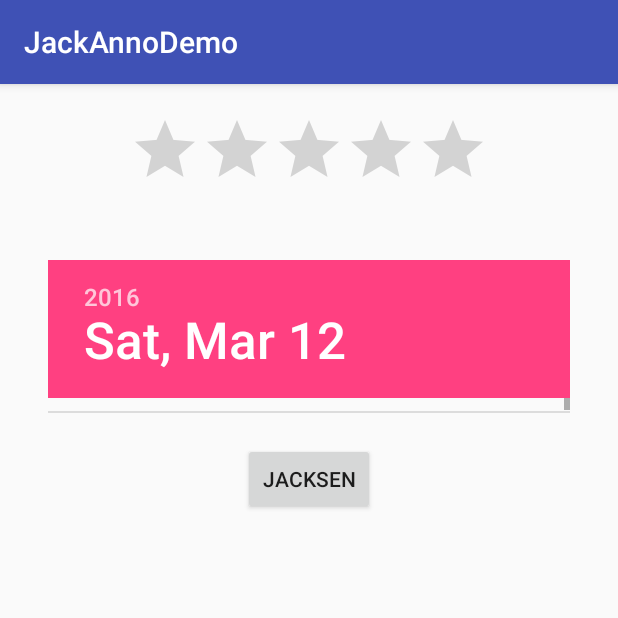
After one commit to crazy1235/JackAnnoDemo, an Android app: the OtherActivity screen opened directly, with no data from a screen before it, on a phone screen of 412 x 824 dp, the top half of it. The commit adds this screen. Run offline under Robolectric (Android 15) with nearby library versions, the phone set to English and light mode, and no system bars.

Commit message:
update jackanno

```diff
--- a/app/build.gradle
+++ b/app/build.gradle
@@ -22,6 +22,7 @@ android {
 dependencies {
     compile fileTree(dir: 'libs', include: ['*.jar'])
     testCompile 'junit:junit:4.12'
+    compile project(':jackanno')
     compile 'com.android.support:appcompat-v7:23.2.0'
-    compile project(':jackanno')
+    compile 'com.android.support:support-v4:23.2.0'
 }
--- a/app/src/main/AndroidManifest.xml
+++ b/app/src/main/AndroidManifest.xml
@@ -15,6 +15,7 @@
                 <category android:name="android.intent.category.LAUNCHER" />
             </intent-filter>
         </activity>
+        <activity android:name=".OtherActivity"></activity>
     </application>
 
 </manifest>
--- /dev/null
+++ b/app/src/main/java/com/jacksen/jackannodemo/OtherActivity.java
@@ -0,0 +1,16 @@
+package com.jacksen.jackannodemo;
+
+import android.support.v7.app.AppCompatActivity;
+import android.os.Bundle;
+
+/**
+ * @author jacksen
+ */
+public class OtherActivity extends AppCompatActivity {
+
+    @Override
+    protected void onCreate(Bundle savedInstanceState) {
+        super.onCreate(savedInstanceState);
+        setContentView(R.layout.activity_other);
+    }
+}
--- /dev/null
+++ b/app/src/main/java/com/jacksen/jackannodemo/TestFragment.java
@@ -0,0 +1,54 @@
+package com.jacksen.jackannodemo;
+
+
+import android.os.Bundle;
+import android.support.v4.app.Fragment;
+import android.view.LayoutInflater;
+import android.view.View;
+import android.view.ViewGroup;
+import android.widget.Button;
+import android.widget.DatePicker;
+import android.widget.RatingBar;
+import android.widget.Toast;
+
+import com.jacksen.jackanno.JackAnno;
+import com.jacksen.jackanno.OnClick;
+import com.jacksen.jackanno.ViewInject;
+
+
+/**
+ * A simple {@link Fragment} subclass.
+ */
+public class TestFragment extends Fragment {
+
+    @ViewInject(R.id.ratingBar)
+    private RatingBar ratingBar;
+
+    @ViewInject(R.id.datePicker)
+    private DatePicker datePicker;
+
+    @ViewInject(R.id.button2)
+    private Button button;
+
+    public TestFragment() {
+        // Required empty public constructor
+    }
+
+    @Override
+    public View onCreateView(LayoutInflater inflater, ViewGroup container,
+                             Bundle savedInstanceState) {
+        View view = inflater.inflate(R.layout.fragment_test, container, false);
+
+        JackAnno.inject(this, view);
+
+        button.setText("jacksen");
+
+        return view;
+    }
+
+    @OnClick(R.id.button2)
+    private void onViewClick(View view) {
+        Toast.makeText(getActivity(), "button2 click.", Toast.LENGTH_SHORT).show();
+    }
+
+}
--- /dev/null
+++ b/app/src/main/res/layout/activity_other.xml
@@ -0,0 +1,14 @@
+<?xml version="1.0" encoding="utf-8"?>
+<RelativeLayout xmlns:android="http://schemas.android.com/apk/res/android"
+    xmlns:tools="http://schemas.android.com/tools"
+    android:layout_width="match_parent"
+    android:layout_height="match_parent"
+    tools:context="com.jacksen.jackannodemo.OtherActivity">
+
+    <fragment
+        android:id="@+id/test_fragment"
+        class="com.jacksen.jackannodemo.TestFragment"
+        android:layout_width="match_parent"
+        android:layout_height="match_parent" />
+
+</RelativeLayout>
--- /dev/null
+++ b/app/src/main/res/layout/fragment_test.xml
@@ -0,0 +1,28 @@
+<LinearLayout xmlns:android="http://schemas.android.com/apk/res/android"
+    xmlns:tools="http://schemas.android.com/tools"
+    android:layout_width="match_parent"
+    android:layout_height="match_parent"
+    android:gravity="center_horizontal"
+    android:orientation="vertical"
+    tools:context="com.jacksen.jackannodemo.TestFragment">
+
+    <RatingBar
+        android:id="@+id/ratingBar"
+        android:layout_width="wrap_content"
+        android:layout_height="wrap_content"
+        android:layout_margin="20dp" />
+
+    <DatePicker
+        android:id="@+id/datePicker"
+        android:layout_width="wrap_content"
+        android:layout_height="102dp"
+        android:layout_margin="20dp" />
+
+    <Button
+        android:id="@+id/button2"
+        android:layout_width="wrap_content"
+        android:layout_height="wrap_content"
+        android:layout_gravity="center_horizontal"
+        android:text="New Button" />
+
+</LinearLayout>
--- a/app/src/main/res/values/strings.xml
+++ b/app/src/main/res/values/strings.xml
@@ -2,4 +2,7 @@
     <string name="app_name">JackAnnoDemo</string>
 
     <string name="text_btn">test button</string>
+
+    <!-- TODO: Remove or change this placeholder text -->
+    <string name="hello_blank_fragment">Hello blank fragment</string>
 </resources>
--- a/jackanno/src/main/java/com/jacksen/jackanno/JackAnno.java
+++ b/jackanno/src/main/java/com/jacksen/jackanno/JackAnno.java
@@ -2,10 +2,12 @@ package com.jacksen.jackanno;
 
 import android.content.Context;
 import android.support.annotation.NonNull;
+import android.view.View;
 
 import java.lang.reflect.Field;
 import java.lang.reflect.InvocationTargetException;
 import java.lang.reflect.Method;
+import java.util.HashMap;
 
 /**
  * Created by jacksen on 2016/3/11.
@@ -15,8 +17,9 @@ public class JackAnno {
     /**
      * @param context
      */
-    public static void inject(@NonNull Context context) {
-        Class clazz = context.getClass();
+    public static void inject(@NonNull Object context) {
+        HashMap<Integer, View> map = new HashMap<>();
+        final Class clazz = context.getClass();
         Field[] fields = clazz.getDeclaredFields();
         for (Field field : fields) {
             if (field.isAnnotationPresent(ViewInject.class)) {
@@ -25,6 +28,9 @@ public class JackAnno {
                 try {
                     Method findViewMethod = clazz.getMethod(AnnoUtil.FIND_VIEW_BY_ID, int.class);
                     Object result = findViewMethod.invoke(context, viewId);
+                    //
+                    map.put(viewId, (View) result);
+
                     boolean flag = field.isAccessible();
                     field.setAccessible(true);
                     //
@@ -40,6 +46,79 @@ public class JackAnno {
                 }
             }
         }
+
+        //
+        addClickListener(context, map);
+    }
+
+    /**
+     * add click listener
+     *
+     * @param context
+     */
+    private static void addClickListener(final Object context, HashMap<Integer, View> map) {
+        final Class clazz = context.getClass();
+        Method[] methods = clazz.getDeclaredMethods();
+        for (final Method method : methods) {
+            if (method.isAnnotationPresent(OnClick.class)) {
+                OnClick onClick = method.getAnnotation(OnClick.class);
+                int[] viewIds = onClick.value();
+                for (int viewId : viewIds) {
+                    final View view = map.get(viewId);
+                    view.setOnClickListener(new View.OnClickListener() {
+                        @Override
+                        public void onClick(View v) {
+                            try {
+                                boolean flag = method.isAccessible();
+                                method.setAccessible(true);
+                                method.invoke(context, view);
+                                method.setAccessible(flag);
+                            } catch (IllegalAccessException e) {
+                                e.printStackTrace();
+                            } catch (InvocationTargetException e) {
+                                e.printStackTrace();
+                            }
+                        }
+                    });
+                }
+            }
+        }
+    }
+
+
+    /**
+     * for fragment
+     *
+     * @param object
+     * @param v
+     */
+    public static void inject(@NonNull Object object, @NonNull View v) {
+        HashMap<Integer, View> map = new HashMap<>();
+        final Class clazz = object.getClass();
+        Field[] fields = clazz.getDeclaredFields();
+        for (Field field : fields) {
+            if (field.isAnnotationPresent(ViewInject.class)) {
+                ViewInject viewInject = field.getAnnotation(ViewInject.class);
+                int viewId = viewInject.value();
+                try {
+                    View view = v.findViewById(viewId);
+                    //
+                    map.put(viewId, (View) view);
+
+                    boolean flag = field.isAccessible();
+                    field.setAccessible(true);
+                    //
+                    field.set(object, view);
+
+                    field.setAccessible(flag);
+                } catch (IllegalAccessException e) {
+                    e.printStackTrace();
+                }
+            }
+        }
+
+        //
+        addClickListener(object, map);
     }
 
 }
```
Also changed, not shown: app/src/main/java/com/jacksen/jackannodemo/MainActivity.java (+16 -13 lines).
